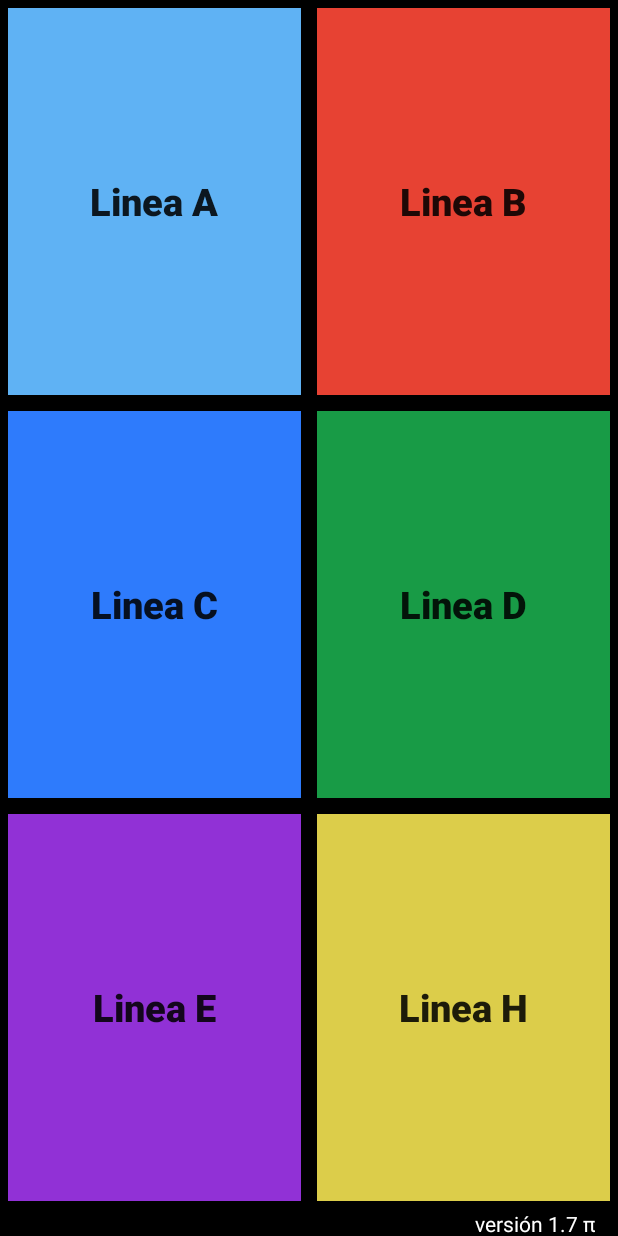
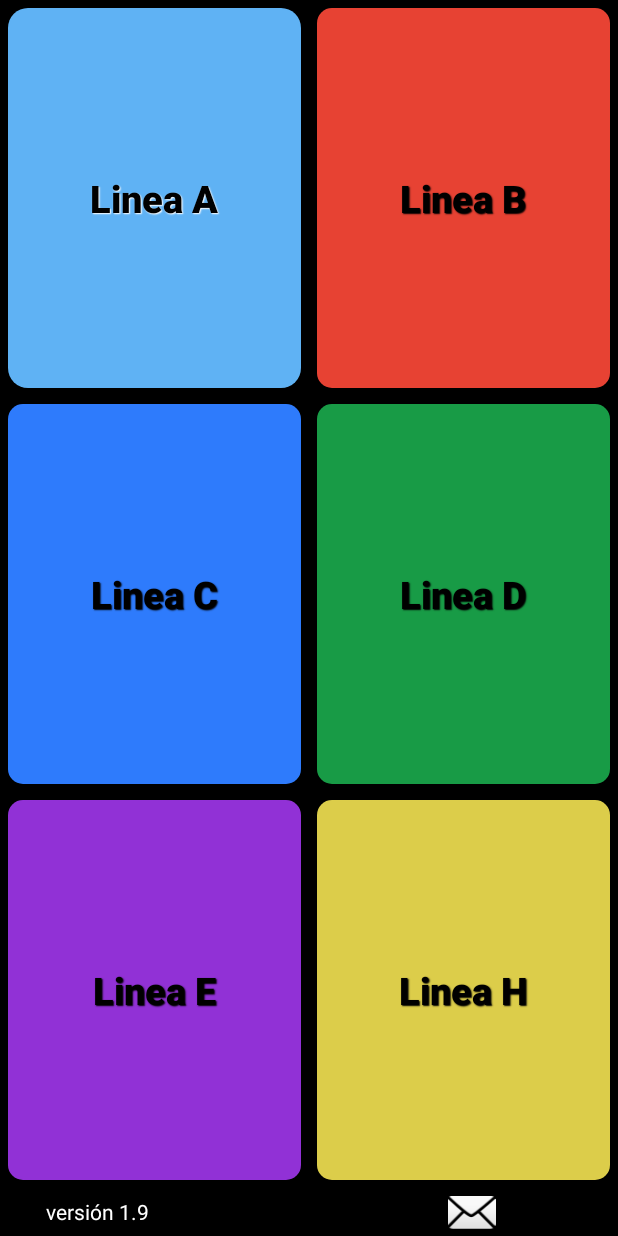
Before and after one commit to cristiansan/Subte, an Android app: the screen it shows after launch (MainActivity), on a phone screen of 412 x 824 dp. Run offline under Robolectric (Android 15) with nearby library versions, the light colour scheme and no system bars; libraries missing offline, so code that uses them is left out: com.google.android.gms; 1 statement that could not run was skipped.

Commit message:
cambios esteticos

```diff
--- a/app/build.gradle
+++ b/app/build.gradle
@@ -8,8 +8,8 @@ android {
         applicationId "com.offline.subte"
         minSdkVersion 16
         targetSdkVersion 23
-        versionCode 7
-        versionName '1.7'
+        versionCode 9
+        versionName '1.9'
     }
     buildTypes {
         release {
--- /dev/null
+++ b/app/src/main/res/drawable/custom_button_a.xml
@@ -0,0 +1,23 @@
+<?xml version="1.0" encoding="utf-8"?>
+<selector xmlns:android="http://schemas.android.com/apk/res/android">
+
+    <item>
+        <shape
+            xmlns:android="http://schemas.android.com/apk/res/android"
+            android:shape="rectangle"            >
+
+            <corners
+                android:bottomLeftRadius="13dp"
+                android:topLeftRadius="13dp"
+                android:bottomRightRadius="13dp"
+                android:topRightRadius="13dp" />
+
+            <gradient
+                android:startColor="@color/colorBlueLight"
+                android:endColor="@color/colorBlueLight"
+                />
+
+        </shape>
+    </item>
+
+</selector>
--- /dev/null
+++ b/app/src/main/res/drawable/custom_button_b.xml
@@ -0,0 +1,21 @@
+<?xml version="1.0" encoding="utf-8"?>
+<selector xmlns:android="http://schemas.android.com/apk/res/android">
+
+    <item>
+        <shape
+            xmlns:android="http://schemas.android.com/apk/res/android"
+            android:shape="rectangle" >
+
+            <corners
+                android:bottomLeftRadius="10dp"
+                android:topLeftRadius="10dp"
+                android:bottomRightRadius="10dp"
+                android:topRightRadius="10dp" />
+
+            <gradient
+                android:startColor="@color/colorRed"
+                android:endColor="@color/colorRed" />
+        </shape>
+    </item>
+
+</selector>
--- /dev/null
+++ b/app/src/main/res/drawable/custom_button_c.xml
@@ -0,0 +1,21 @@
+<?xml version="1.0" encoding="utf-8"?>
+<selector xmlns:android="http://schemas.android.com/apk/res/android">
+
+    <item>
+        <shape
+            xmlns:android="http://schemas.android.com/apk/res/android"
+            android:shape="rectangle" >
+
+            <corners
+                android:bottomLeftRadius="10dp"
+                android:topLeftRadius="10dp"
+                android:bottomRightRadius="10dp"
+                android:topRightRadius="10dp" />
+
+            <gradient
+                android:startColor="@color/colorBlue"
+                android:endColor="@color/colorBlue" />
+        </shape>
+    </item>
+
+</selector>
--- /dev/null
+++ b/app/src/main/res/drawable/custom_button_d.xml
@@ -0,0 +1,21 @@
+<?xml version="1.0" encoding="utf-8"?>
+<selector xmlns:android="http://schemas.android.com/apk/res/android">
+
+    <item>
+        <shape
+            xmlns:android="http://schemas.android.com/apk/res/android"
+            android:shape="rectangle" >
+
+            <corners
+                android:bottomLeftRadius="10dp"
+                android:topLeftRadius="10dp"
+                android:bottomRightRadius="10dp"
+                android:topRightRadius="10dp" />
+
+            <gradient
+                android:startColor="@color/colorGreen"
+                android:endColor="@color/colorGreen" />
+        </shape>
+    </item>
+
+</selector>
--- /dev/null
+++ b/app/src/main/res/drawable/custom_button_e.xml
@@ -0,0 +1,21 @@
+<?xml version="1.0" encoding="utf-8"?>
+<selector xmlns:android="http://schemas.android.com/apk/res/android">
+
+    <item>
+        <shape
+            xmlns:android="http://schemas.android.com/apk/res/android"
+            android:shape="rectangle" >
+
+            <corners
+                android:bottomLeftRadius="10dp"
+                android:topLeftRadius="10dp"
+                android:bottomRightRadius="10dp"
+                android:topRightRadius="10dp" />
+
+            <gradient
+                android:startColor="@color/colorPurple"
+                android:endColor="@color/colorPurple" />
+        </shape>
+    </item>
+
+</selector>
--- /dev/null
+++ b/app/src/main/res/drawable/custom_button_h.xml
@@ -0,0 +1,21 @@
+<?xml version="1.0" encoding="utf-8"?>
+<selector xmlns:android="http://schemas.android.com/apk/res/android">
+
+    <item>
+        <shape
+            xmlns:android="http://schemas.android.com/apk/res/android"
+            android:shape="rectangle" >
+
+            <corners
+                android:bottomLeftRadius="10dp"
+                android:topLeftRadius="10dp"
+                android:bottomRightRadius="10dp"
+                android:topRightRadius="10dp" />
+
+            <gradient
+                android:startColor="@color/colorYellow"
+                android:endColor="@color/colorYellow" />
+        </shape>
+    </item>
+
+</selector>
--- a/app/src/main/res/layout/activity_main.xml
+++ b/app/src/main/res/layout/activity_main.xml
@@ -5,20 +5,20 @@
         android:layout_width="match_parent"
         android:layout_height="match_parent"
         android:layout_gravity="center_horizontal"
-        android:background="@color/colorBlack"
-        >
+        android:background="@color/colorBlack" >
 
 
         <TableRow
             android:layout_width="match_parent"
             android:layout_height="match_parent"
-            android:layout_weight="1"
-            >
+            android:layout_weight="1">
 
             <Button
                 android:id="@+id/A"
+                style="@style/CustomButtonA"
+                android:elevation="10dp"
+                android:shadowColor="#ffffff"
                 android:scaleType="center"
-
                 android:layout_width="match_parent"
                 android:layout_height="match_parent"
                 android:layout_weight="1"
@@ -26,7 +26,6 @@
                 android:text="@string/linea_a"
                 android:textSize="25dp"
                 android:textStyle="bold"
-                android:background="@color/colorBlueLight"
                 android:onClick="btnA"
                 android:layout_margin="5dp"
                 android:clickable="true"/>
@@ -34,6 +33,7 @@
 
             <Button
                 android:id="@+id/B"
+                style="@style/CustomButtonB"
                 android:layout_width="match_parent"
                 android:layout_height="match_parent"
                 android:layout_weight="1"
@@ -41,7 +41,6 @@
                 android:text="@string/linea_b"
                 android:textSize="25dp"
                 android:textStyle="bold"
-                android:background="@color/colorRed"
                 android:onClick="btnB"
                 android:layout_margin="5dp"/>
 
@@ -54,6 +53,7 @@
 
             <Button
                 android:id="@+id/C"
+                style="@style/CustomButtonC"
                 android:layout_width="match_parent"
                 android:layout_height="match_parent"
                 android:layout_weight="1"
@@ -61,12 +61,12 @@
                 android:text="@string/linea_c"
                 android:textSize="25dp"
                 android:textStyle="bold"
-                android:background="@color/colorBlue"
                 android:onClick="btnC"
                 android:layout_margin="5dp"/>
 
             <Button
                 android:id="@+id/D"
+                style="@style/CustomButtonD"
                 android:layout_width="match_parent"
                 android:layout_height="match_parent"
                 android:layout_weight="1"
@@ -74,7 +74,6 @@
                 android:text="@string/linea_d"
                 android:textSize="25dp"
                 android:textStyle="bold"
-                android:background="@color/colorGreen"
                 android:onClick="btnD"
                 android:layout_margin="5dp"/>
         </TableRow>
@@ -86,6 +85,7 @@
 
             <Button
                 android:id="@+id/E"
+                style="@style/CustomButtonE"
                 android:layout_width="match_parent"
                 android:layout_height="match_parent"
                 android:layout_weight="1"
@@ -93,12 +93,12 @@
                 android:text="@string/linea_e"
                 android:textSize="25dp"
                 android:textStyle="bold"
-                android:background="@color/colorPurple"
                 android:onClick="btnE"
                 android:layout_margin="5dp"/>
 
             <Button
                 android:id="@+id/H"
+                style="@style/CustomButtonH"
                 android:layout_width="match_parent"
                 android:layout_height="match_parent"
                 android:layout_weight="1"
@@ -106,18 +106,39 @@
                 android:text="@string/linea_h"
                 android:textSize="25dp"
                 android:textStyle="bold"
-                android:background="@color/colorYellow"
                 android:onClick="btnH"
                 android:layout_margin="5dp"/>
         </TableRow>
-        <TextView
+
+        <LinearLayout
             android:id="@+id/Text"
             android:layout_width="match_parent"
-            android:layout_height="18dp"
-            android:paddingEnd="15dp"
+            android:layout_height="wrap_content"
+            android:orientation="horizontal"
+            android:layout_marginLeft="15dp"
+            android:layout_marginRight="15dp"
+            android:onClick="btnContact"
+            >
+
+        <TextView
+
+            android:layout_width="wrap_content"
+            android:layout_height="wrap_content"
+            android:layout_gravity="center"
+            android:layout_weight="1"
             android:textColor="#ffffff"
             android:background="@color/colorBlack"
-            android:gravity="right"
             android:text="@string/version"
-            android:onClick="btnContact"/>
+            android:gravity="left"
+            android:layout_marginLeft="15dp"
+            />
+
+            <ImageView
+                android:layout_width="wrap_content"
+                android:layout_height="wrap_content"
+                android:layout_weight="1"
+                android:layout_gravity="end"
+                android:src="@android:drawable/ic_dialog_email"/>
+
+        </LinearLayout>
     </TableLayout>
--- a/app/src/main/res/values/strings.xml
+++ b/app/src/main/res/values/strings.xml
@@ -1,6 +1,7 @@
 <resources>
     <string name="app_name">Subte off-line de Buenos Aires</string>
     <string name="contact">Si tenés sugerencias podés escribirme acá:</string>
+    <string name="contact_us">Contactame   </string>
     <string name="who_am_i">Esta APP básicamente te permite ver los nombres de las estaciones, horarios, combinaciones y (próximamente) las calles entre cada estación.\n\nSi tenés información de las líneas restantes, calles, alturas y querés enviármelas podes hacerlo por email y pondré tu contacto como colaborador en esta APP.</string>
     <string name="contact_email">cristiansan@gmail.com</string>
     <string name="choose_email">Selecciona tu email</string>
@@ -9,7 +10,7 @@
     <string name="compartir">Compartir</string>
     <string name="primer_subte">Primer Subte</string>
     <string name="ultimo_subte">Ultimo Subte</string>
-    <string name="version">versión 1.7 \u03C0</string>
+    <string name="version">versión 1.9</string>
 
     //Linea A
     <string name="linea_a">Linea A</string>
--- a/app/src/main/res/values/styles.xml
+++ b/app/src/main/res/values/styles.xml
@@ -8,4 +8,71 @@
         <item name="colorAccent">@color/colorPurple</item>
     </style>
 
+
+    <style name="CustomButtonA">
+        <item name="android:textStyle">normal</item>
+        <item name="android:textColor">#000000</item>
+        <item name="android:gravity">center</item>
+        <item name="android:shadowColor">#000000</item>
+        <item name="android:shadowDx">1</item>
+        <item name="android:shadowDy">1</item>
+        <item name="android:shadowRadius">0.6</item>
+        <item name="android:background">@drawable/custom_button_a</item>
+    </style>
+
+        <style name="CustomButtonB">
+            <item name="android:textStyle">normal</item>
+            <item name="android:textColor">#000000</item>
+            <item name="android:gravity">center</item>
+            <item name="android:shadowColor">#000000</item>
+            <item name="android:shadowDx">1</item>
+            <item name="android:shadowDy">1</item>
+            <item name="android:shadowRadius">0.6</item>
+            <item name="android:background">@drawable/custom_button_b</item>
+        </style>
+
+        <style name="CustomButtonC">
+            <item name="android:textStyle">normal</item>
+            <item name="android:textColor">#000000</item>
+            <item name="android:gravity">center</item>
+            <item name="android:shadowColor">#000000</item>
+            <item name="android:shadowDx">1</item>
+            <item name="android:shadowDy">1</item>
+            <item name="android:shadowRadius">0.6</item>
+            <item name="android:background">@drawable/custom_button_c</item>
+        </style>
+
+        <style name="CustomButtonD">
+            <item name="android:textStyle">normal</item>
+            <item name="android:textColor">#000000</item>
+            <item name="android:gravity">center</item>
+            <item name="android:shadowColor">#000000</item>
+            <item name="android:shadowDx">1</item>
+            <item name="android:shadowDy">1</item>
+            <item name="android:shadowRadius">0.6</item>
+            <item name="android:background">@drawable/custom_button_d</item>
+        </style>
+
+        <style name="CustomButtonE">
+            <item name="android:textStyle">normal</item>
+            <item name="android:textColor">#000000</item>
+            <item name="android:gravity">center</item>
+            <item name="android:shadowColor">#000000</item>
+            <item name="android:shadowDx">1</item>
+            <item name="android:shadowDy">1</item>
+            <item name="android:shadowRadius">0.6</item>
+            <item name="android:background">@drawable/custom_button_e</item>
+        </style>
+
+        <style name="CustomButtonH">
+            <item name="android:textStyle">normal</item>
+            <item name="android:textColor">#000000</item>
+            <item name="android:gravity">center</item>
+            <item name="android:shadowColor">#000000</item>
+            <item name="android:shadowDx">1</item>
+            <item name="android:shadowDy">1</item>
+            <item name="android:shadowRadius">0.6</item>
+            <item name="android:background">@drawable/custom_button_h</item>
+        </style>
+
 </resources>
```
Also changed, not shown: 1 other file.
